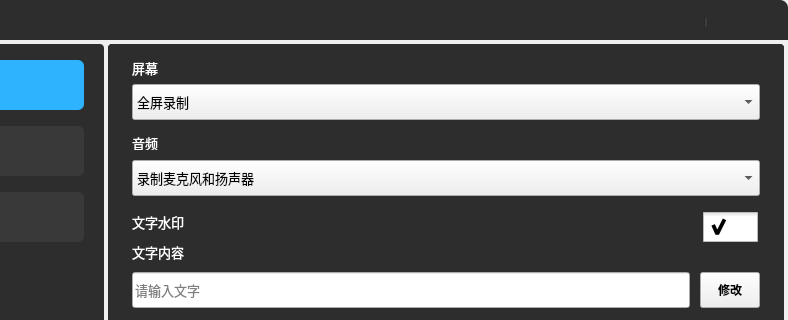
This is src/ui/ks-vaudit-record/src/widget.ui in openeuler-mirror/ks-vaudit as Qt 5 draws it before an edit; both pictures show x 192 to 980 and y 0 to 320 of the 980 by 532 pixel window. The edited form follows.
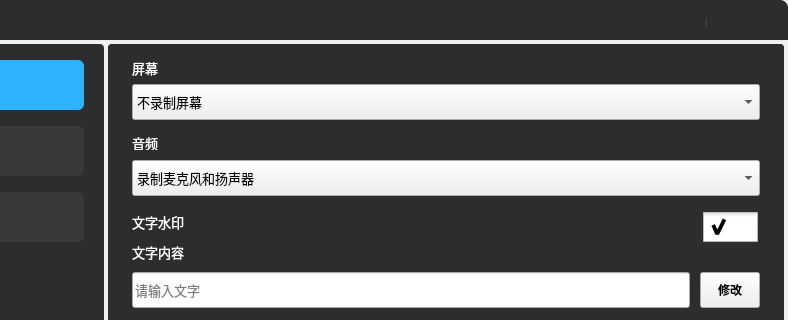
This is the edited form. Icons and pictures are not drawn.

Commit message: fix(record): change index of recordvideo

```diff
--- a/src/ui/ks-vaudit-record/src/widget.ui
+++ b/src/ui/ks-vaudit-record/src/widget.ui
@@ -301,7 +301,7 @@
       </property>
       <item>
        <property name="text">
-        <string>全屏录制</string>
+        <string>不录制屏幕</string>
        </property>
       </item>
       <item>
```
Left out of the diff: 2 changed lines with no effect on the pictures.
